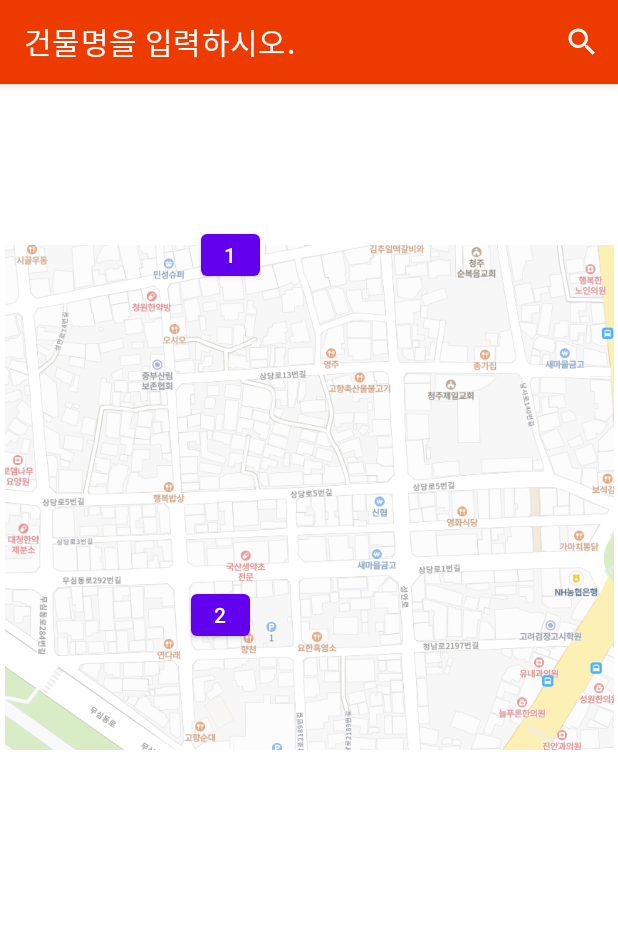
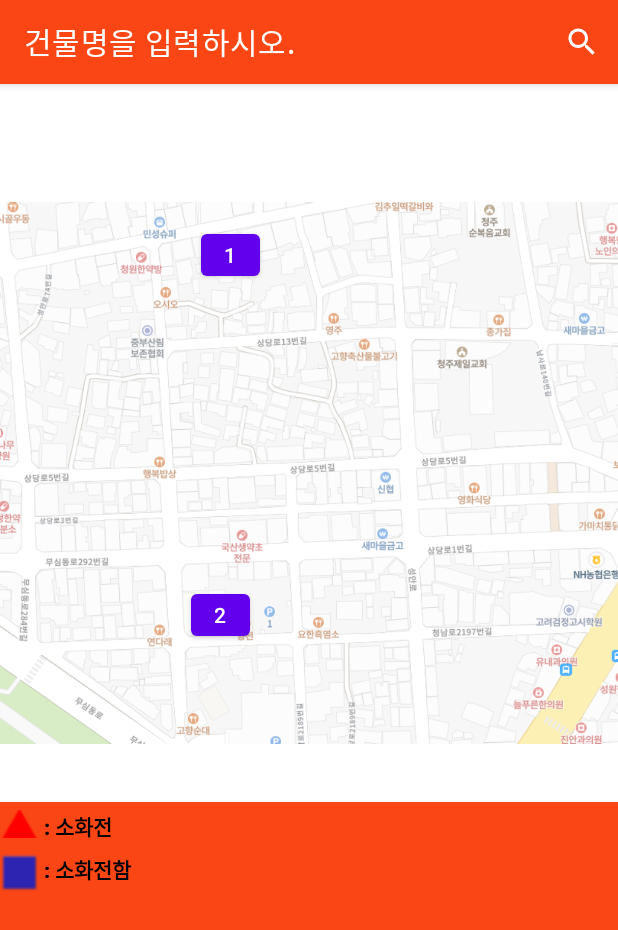
Before and after one commit to jsk41755/6st_Marketplace_operation_map, an Android app: the screen it shows after launch (MainActivity), on a phone screen of 412 x 824 dp. Shown: the top 930 px of the screen. Run offline under Robolectric (Android 15) with nearby library versions, the phone set to English and light mode, and no system bars; our stand-ins replace CircleImageView, Firebase (no records; nobody signed in at launch, a user with empty details on screens opened directly).

Commit message:
Ver.0.5.3 (소방 색깔 UI)

```diff
--- a/app/src/main/java/com/example/testtest/MainActivity.java
+++ b/app/src/main/java/com/example/testtest/MainActivity.java
@@ -70,11 +70,11 @@ public class MainActivity extends AppCompatActivity {
         setTitle("건물명을 입력하시오.");
 
         actionBar = getSupportActionBar();
-        actionBar.setBackgroundDrawable(new ColorDrawable(Color.parseColor("#FFED3B00")));      //액션바 색상
+        actionBar.setBackgroundDrawable(new ColorDrawable(Color.parseColor("#FFFA4614")));      //액션바 색상
 
         if(Build.VERSION.SDK_INT>=21){                                                                     //상태바 색상
             window=this.getWindow();
-            window.setStatusBarColor(this.getResources().getColor(R.color.colorPrimaryDark));
+            window.setStatusBarColor(this.getResources().getColor(R.color.firefighter_color));
         }
 
         recview=(RecyclerView)findViewById(R.id.recyclerView);                                            //DB 리싸이클러뷰
--- a/app/src/main/res/layout/activity_main.xml
+++ b/app/src/main/res/layout/activity_main.xml
@@ -9,7 +9,7 @@
 
     <LinearLayout
         android:id="@+id/linearLayout"
-        android:layout_width="408dp"
+        android:layout_width="412dp"
         android:layout_height="289dp"
         android:layout_marginTop="576dp"
         android:orientation="vertical"
@@ -20,16 +20,54 @@
         app:layout_constraintTop_toTopOf="parent"
         app:layout_constraintVertical_bias="1.0">
 
-    <RelativeLayout
-        android:layout_width="match_parent"
-        android:layout_height="60dp">
+        <RelativeLayout
+            android:layout_width="match_parent"
+            android:layout_height="60dp"
 
-    </RelativeLayout>
+            android:background="#FA4614">
+
+
+            <TextView
+                android:id="@+id/textView"
+                android:layout_width="match_parent"
+                android:layout_height="wrap_content"
+                android:layout_alignParentTop="true"
+                android:layout_alignParentEnd="true"
+                android:layout_alignParentRight="true"
+                android:layout_alignParentBottom="true"
+                android:layout_marginTop="5dp"
+                android:layout_marginEnd="1dp"
+                android:layout_marginRight="1dp"
+                android:layout_marginBottom="36dp"
+                android:drawableLeft="@drawable/red_triangle"
+                android:fontFamily="sans-serif-black"
+                android:text=" : 소화전"
+                android:textColor="#000000" />
+
+            <TextView
+                android:id="@+id/textView2"
+                android:layout_width="match_parent"
+                android:layout_height="wrap_content"
+                android:layout_alignParentEnd="true"
+                android:layout_alignParentRight="true"
+                android:layout_alignParentBottom="true"
+                android:layout_marginStart="0dp"
+                android:layout_marginLeft="0dp"
+                android:layout_marginEnd="0dp"
+                android:layout_marginRight="0dp"
+                android:layout_marginBottom="0dp"
+                android:drawableLeft="@drawable/blue_square"
+                android:text=" : 소화전함"
+                android:fontFamily="sans-serif-black"
+                android:textColor="#000000" />
+
+        </RelativeLayout>
 
         <androidx.recyclerview.widget.RecyclerView
             android:id="@+id/recyclerView"
             android:layout_width="match_parent"
-            android:layout_height="match_parent"/>
+            android:layout_height="match_parent"
+            android:background="#FA4614" />
 
 
 
@@ -38,9 +76,9 @@
 
     <ImageView
         android:id="@+id/imageView2"
-        android:layout_width="406dp"
-        android:layout_height="403dp"
-        android:layout_marginTop="70dp"
+        android:layout_width="435dp"
+        android:layout_height="437dp"
+        android:layout_marginTop="40dp"
         app:layout_constraintBottom_toTopOf="@+id/linearLayout"
         app:layout_constraintEnd_toEndOf="parent"
         app:layout_constraintStart_toStartOf="parent"
--- a/app/src/main/res/layout/list_item.xml
+++ b/app/src/main/res/layout/list_item.xml
@@ -24,6 +24,7 @@
             android:layout_width="match_parent"
             android:layout_height="wrap_content"
             android:text="건물 번호 : "
+            android:fontFamily="sans-serif-black"
             android:textColor="#000000" />
 
         <TextView
@@ -31,6 +32,7 @@
             android:layout_width="match_parent"
             android:layout_height="wrap_content"
             android:text="상호 : "
+            android:fontFamily="sans-serif-black"
             android:textColor="#000000" />
 
         <TextView
@@ -38,6 +40,7 @@
             android:layout_width="match_parent"
             android:layout_height="wrap_content"
             android:text="주소 : "
+            android:fontFamily="sans-serif-black"
             android:textColor="#000000" />
 
         <TextView
@@ -45,6 +48,7 @@
             android:layout_width="match_parent"
             android:layout_height="wrap_content"
             android:text="층수 : "
+            android:fontFamily="sans-serif-black"
             android:textColor="#000000" />
 
         <TextView
@@ -52,6 +56,7 @@
             android:layout_width="match_parent"
             android:layout_height="wrap_content"
             android:text="업종 : "
+            android:fontFamily="sans-serif-black"
             android:textColor="#000000" />
 
 
--- a/app/src/main/res/values/colors.xml
+++ b/app/src/main/res/values/colors.xml
@@ -10,4 +10,5 @@
     <color name="colorPrimary">@color/primary_material_dark</color>
     <color name="colorPrimaryDark">@color/primary_dark_material_dark</color>
     <color name="colorAccent">#ff2800</color>
+    <color name="firefighter_color">#FFFA4614</color>
 </resources>
```
Also changed, not shown: app/src/main/res/drawable/blue_square.png (added), app/src/main/res/drawable/red_triangle.png (added).
